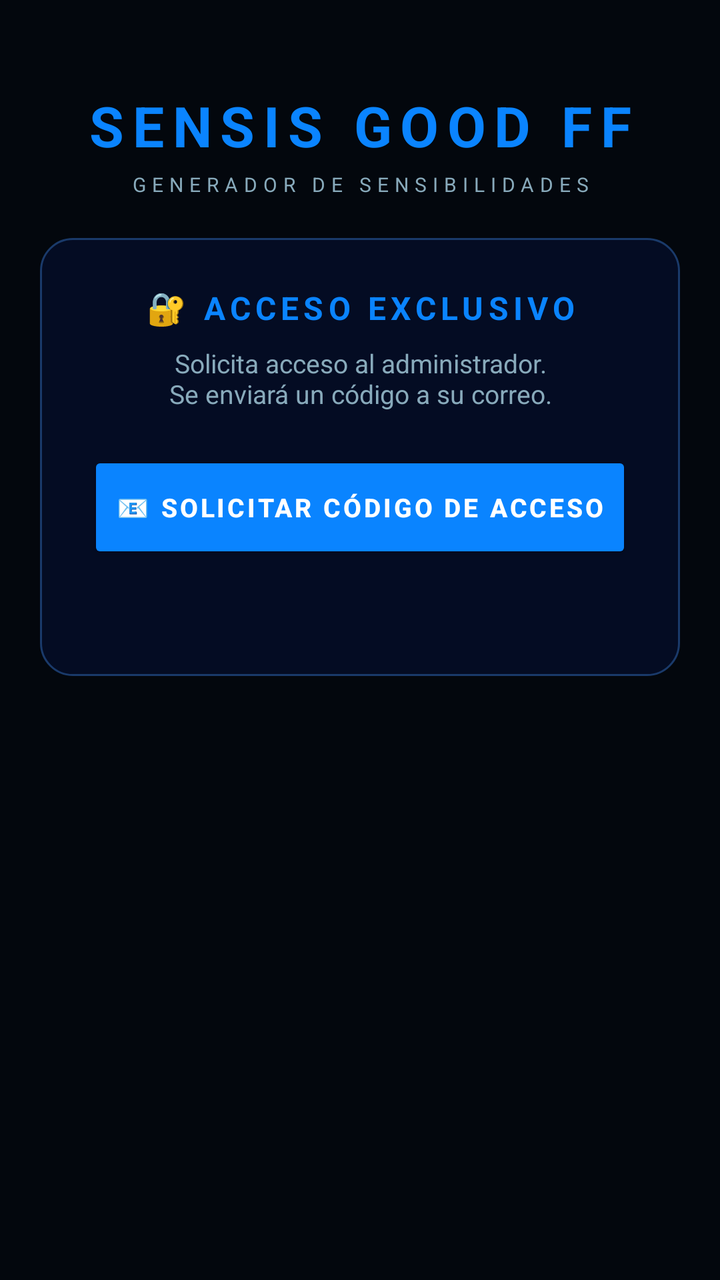
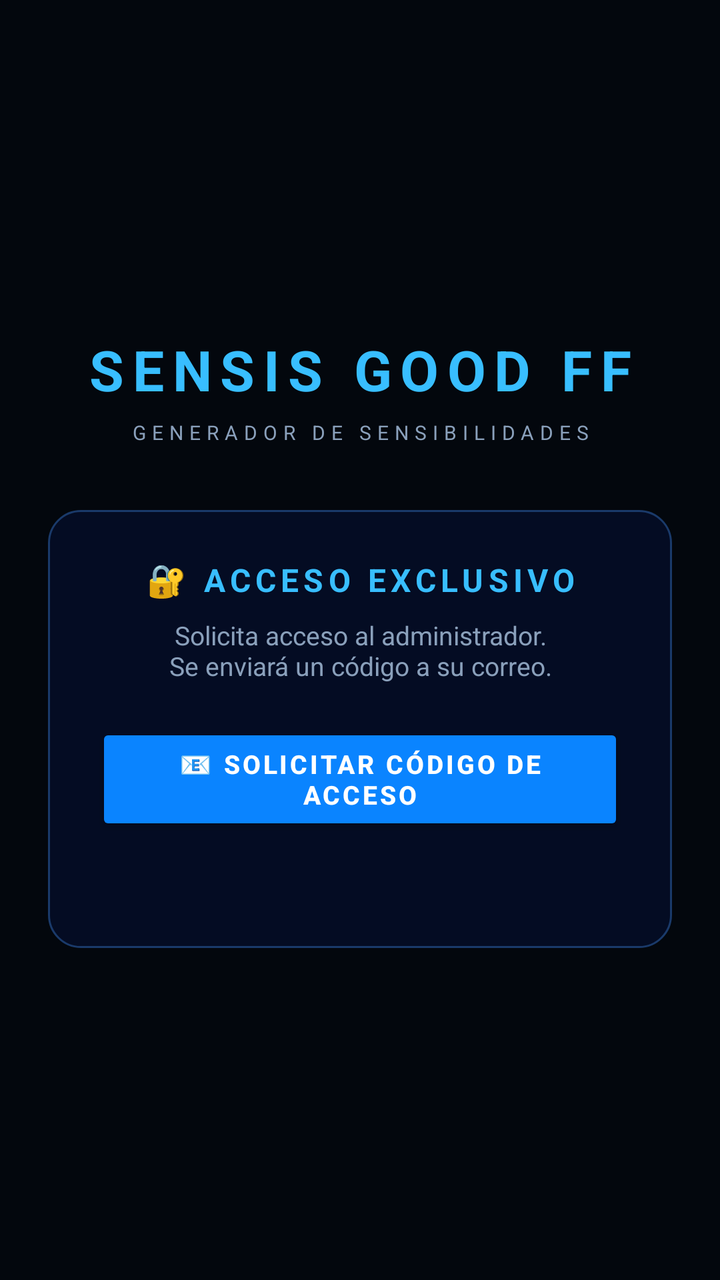

Before-and-after screenshots of an Android layout around one commit, followed by the original layout XML and the change that was made.
<!-- AndroidManifest.xml: application theme Theme.SensisGoodFF -->
<!-- res/layout/activity_main.xml -->
<?xml version="1.0" encoding="utf-8"?>
<ScrollView xmlns:android="http://schemas.android.com/apk/res/android"
    xmlns:app="http://schemas.android.com/apk/res-auto"
    android:layout_width="match_parent"
    android:layout_height="match_parent"
    android:background="@color/bg_dark"
    android:fillViewport="true">

    <LinearLayout
        android:layout_width="match_parent"
        android:layout_height="wrap_content"
        android:orientation="vertical"
        android:padding="20dp">

        
        <TextView
            android:layout_width="match_parent"
            android:layout_height="wrap_content"
            android:text="SENSIS GOOD FF"
            android:textSize="28sp"
            android:textStyle="bold"
            android:gravity="center"
            android:textColor="@color/accent_blue"
            android:paddingTop="24dp"
            android:paddingBottom="4dp"
            android:letterSpacing="0.15"/>
        <TextView
            android:layout_width="match_parent"
            android:layout_height="wrap_content"
            android:text="GENERADOR DE SENSIBILIDADES"
            android:textSize="10sp"
            android:gravity="center"
            android:textColor="@color/text_soft"
            android:letterSpacing="0.3"
            android:paddingBottom="20dp"/>

        
        
        
        <LinearLayout
            android:id="@+id/screenLogin"
            android:layout_width="match_parent"
            android:layout_height="wrap_content"
            android:orientation="vertical"
            android:background="@drawable/card_bg"
            android:padding="24dp"
            android:layout_marginBottom="16dp">

            <TextView
                android:layout_width="match_parent"
                android:layout_height="wrap_content"
                android:text="🔐 ACCESO EXCLUSIVO"
                android:textSize="16sp"
                android:textStyle="bold"
                android:gravity="center"
                android:textColor="@color/accent_blue"
                android:letterSpacing="0.15"
                android:paddingBottom="8dp"/>

            <TextView
                android:layout_width="match_parent"
                android:layout_height="wrap_content"
                android:text="Solicita acceso al administrador.\nSe enviará un código a su correo."
                android:textSize="13sp"
                android:gravity="center"
                android:textColor="@color/text_soft"
                android:paddingBottom="20dp"/>

            <Button
                android:id="@+id/btnSendOtp"
                android:layout_width="match_parent"
                android:layout_height="56dp"
                android:text="📧 SOLICITAR CÓDIGO DE ACCESO"
                android:textSize="13sp"
                android:textStyle="bold"
                android:textColor="@color/white"
                android:backgroundTint="@color/accent_blue"
                android:letterSpacing="0.1"/>

            <ProgressBar
                android:id="@+id/progressOtp"
                android:layout_width="wrap_content"
                android:layout_height="wrap_content"
                android:layout_gravity="center"
                android:visibility="gone"
                android:layout_marginTop="8dp"/>

            <TextView
                android:id="@+id/tvOtpStatus"
                android:layout_width="match_parent"
                android:layout_height="wrap_content"
                android:textSize="12sp"
                android:gravity="center"
                android:textColor="@color/text_soft"
                android:padding="8dp"/>

            
            <LinearLayout
                android:id="@+id/layoutOtpInput"
                android:layout_width="match_parent"
                android:layout_height="wrap_content"
                android:orientation="vertical"
                android:visibility="gone">

                <TextView
                    android:layout_width="match_parent"
                    android:layout_height="wrap_content"
                    android:text="CÓDIGO DE 6 DÍGITOS"
                    android:textSize="10sp"
                    android:textColor="@color/text_soft"
                    android:letterSpacing="0.3"
                    android:paddingBottom="6dp"/>

                <EditText
                    android:id="@+id/etOtpCode"
                    android:layout_width="match_parent"
                    android:layout_height="52dp"
                    android:hint="000000"
                    android:inputType="number"
                    android:maxLength="6"
                    android:textSize="22sp"
                    android:textStyle="bold"
                    android:gravity="center"
                    android:textColor="@color/text_main"
                    android:backgroundTint="@color/accent_blue"
                    android:textColorHint="@color/text_soft"/>

                <Button
                    android:id="@+id/btnVerifyOtp"
                    android:layout_width="match_parent"
                    android:layout_height="52dp"
                    android:text="✅ VERIFICAR CÓDIGO"
                    android:textStyle="bold"
                    android:textColor="@color/white"
                    android:backgroundTint="@color/green_ok"
                    android:layout_marginTop="10dp"/>
            </LinearLayout>
        </LinearLayout>

        
        
        
        <LinearLayout
            android:id="@+id/screenGenerator"
            android:layout_width="match_parent"
            android:layout_height="wrap_content"
            android:orientation="vertical"
            android:visibility="gone">

            
            <LinearLayout
                android:layout_width="match_parent"
                android:layout_height="wrap_content"
                android:orientation="vertical"
                android:background="@drawable/card_bg"
                android:padding="20dp"
                android:layout_marginBottom="12dp">

                <TextView
                    android:layout_width="match_parent"
                    android:layout_height="wrap_content"
                    android:text="MARCA DEL DISPOSITIVO"
                    android:textSize="10sp"
                    android:textColor="@color/text_soft"
                    android:letterSpacing="0.3"
                    android:paddingBottom="8dp"/>

                <Spinner
                    android:id="@+id/spinnerMarca"
                    android:layout_width="match_parent"
                    android:layout_height="52dp"
                    android:backgroundTint="@color/accent_blue"/>

                <TextView
                    android:layout_width="match_parent"
                    android:layout_height="wrap_content"
                    android:text="MODELO"
                    android:textSize="10sp"
                    android:textColor="@color/text_soft"
                    android:letterSpacing="0.3"
                    android:paddingTop="16dp"
                    android:paddingBottom="8dp"/>

                <EditText
                    android:id="@+id/etModelo"
                    android:layout_width="match_parent"
                    android:layout_height="52dp"
                    android:hint="Ej: A54, Redmi Note 12..."
                    android:textSize="15sp"
                    android:textColor="@color/text_main"
                    android:textColorHint="@color/text_soft"
                    android:backgroundTint="@color/accent_blue"/>

                
                <LinearLayout
                    android:layout_width="match_parent"
                    android:layout_height="wrap_content"
                    android:orientation="horizontal"
                    android:paddingTop="14dp"
                    android:gravity="center_vertical">

                    <Switch
                        android:id="@+id/switchDpi"
                        android:layout_width="wrap_content"
                        android:layout_height="wrap_content"
                        android:thumbTint="@color/accent_blue"
                        android:trackTint="@color/text_soft"/>

                    <TextView
                        android:layout_width="0dp"
                        android:layout_height="wrap_content"
                        android:layout_weight="1"
                        android:text="  INCLUIR DPI"
                        android:textSize="12sp"
                        android:textStyle="bold"
                        android:textColor="@color/text_soft"
                        android:letterSpacing="0.2"/>
                </LinearLayout>

                <TextView
                    android:id="@+id/tvError"
                    android:layout_width="match_parent"
                    android:layout_height="wrap_content"
                    android:textSize="12sp"
                    android:textColor="#FF5566"
                    android:gravity="center"
                    android:paddingTop="8dp"
                    android:visibility="gone"/>

                <Button
                    android:id="@+id/btnGenerar"
                    android:layout_width="match_parent"
                    android:layout_height="56dp"
                    android:text="⚡ GENERAR SENSIBILIDADES"
                    android:textSize="14sp"
                    android:textStyle="bold"
                    android:textColor="@color/white"
                    android:backgroundTint="@color/accent_blue"
                    android:layout_marginTop="14dp"
                    android:letterSpacing="0.1"/>
            </LinearLayout>

            
            <LinearLayout
                android:id="@+id/cardResultado"
                android:layout_width="match_parent"
                android:layout_height="wrap_content"
                android:orientation="vertical"
                android:background="@drawable/card_result_bg"
                android:padding="20dp"
                android:layout_marginBottom="12dp"
                android:visibility="gone">

                <TextView
                    android:id="@+id/tvResultado"
                    android:layout_width="match_parent"
                    android:layout_height="wrap_content"
                    android:fontFamily="monospace"
                    android:textSize="13sp"
                    android:textColor="@color/text_main"
                    android:lineSpacingMultiplier="1.4"/>

                <Button
                    android:id="@+id/btnCopiar"
                    android:layout_width="match_parent"
                    android:layout_height="48dp"
                    android:text="📋 COPIAR"
                    android:textStyle="bold"
                    android:textColor="@color/white"
                    android:backgroundTint="@color/green_ok"
                    android:layout_marginTop="12dp"/>
            </LinearLayout>

            
            <Button
                android:id="@+id/btnLogout"
                android:layout_width="match_parent"
                android:layout_height="44dp"
                android:text="Cerrar sesión"
                android:textSize="12sp"
                android:textColor="@color/text_soft"
                android:backgroundTint="@color/bg_dark"
                android:layout_marginBottom="20dp"/>

        </LinearLayout>

        
        
        
        <LinearLayout
            android:id="@+id/screenTamper"
            android:layout_width="match_parent"
            android:layout_height="wrap_content"
            android:orientation="vertical"
            android:gravity="center"
            android:visibility="gone"
            android:padding="32dp">

            <TextView
                android:layout_width="match_parent"
                android:layout_height="wrap_content"
                android:text="⛔"
                android:textSize="64sp"
                android:gravity="center"
                android:paddingBottom="16dp"/>

            <TextView
                android:layout_width="match_parent"
                android:layout_height="wrap_content"
                android:text="APLICACIÓN MODIFICADA"
                android:textSize="18sp"
                android:textStyle="bold"
                android:gravity="center"
                android:textColor="#FF5566"
                android:paddingBottom="12dp"/>

            <TextView
                android:layout_width="match_parent"
                android:layout_height="wrap_content"
                android:text="Esta versión de la app ha sido alterada\ny no puede ejecutarse."
                android:textSize="14sp"
                android:gravity="center"
                android:textColor="@color/text_soft"/>
        </LinearLayout>

    </LinearLayout>
</ScrollView>
<!-- resources referenced by this layout -->
<resources>
  <color name="accent_blue">#0A84FF</color>
  <color name="bg_dark">#03070D</color>
  <color name="green_ok">#00C853</color>
  <color name="text_main">#E4F2FF</color>
  <color name="text_soft">#88AABB</color>
  <color name="white">#FFFFFF</color>
  <!-- drawable card_bg (drawable) -->
  <?xml version="1.0" encoding="utf-8"?>
  <shape xmlns:android="http://schemas.android.com/apk/res/android">
      <solid android:color="#040C23"/>
      <corners android:radius="16dp"/>
      <stroke android:width="1dp" android:color="#1A3A6A"/>
  </shape>
  <!-- drawable card_result_bg (drawable) -->
  <?xml version="1.0" encoding="utf-8"?>
  <shape xmlns:android="http://schemas.android.com/apk/res/android">
      <solid android:color="#060F22"/>
      <corners android:radius="16dp"/>
      <stroke android:width="1dp" android:color="#0A84FF"/>
  </shape>
  <style name="Theme.SensisGoodFF" parent="Theme.MaterialComponents.DayNight.NoActionBar">
          <item name="colorPrimary">@color/accent_blue</item>
          <item name="colorPrimaryVariant">@color/accent_light</item>
          <item name="colorOnPrimary">@color/white</item>
          <item name="android:windowBackground">@color/bg_dark</item>
          <item name="android:statusBarColor">@color/bg_dark</item>
          <item name="android:navigationBarColor">@color/bg_dark</item>
      </style>
  <color name="accent_light">#38BEFF</color>
</resources>

<!-- the commit's change to res/layout/activity_main.xml (unified diff, before → after) -->
@@ -1,18 +1,19 @@
 <?xml version="1.0" encoding="utf-8"?>
-<ScrollView xmlns:android="http://schemas.android.com/apk/res/android"
-    xmlns:app="http://schemas.android.com/apk/res-auto"
+<FrameLayout xmlns:android="http://schemas.android.com/apk/res/android"
     android:layout_width="match_parent"
     android:layout_height="match_parent"
-    android:background="@color/bg_dark"
-    android:fillViewport="true">
+    android:background="#03070D">
 
+    
     <LinearLayout
+        android:id="@+id/screenLogin"
         android:layout_width="match_parent"
-        android:layout_height="wrap_content"
+        android:layout_height="match_parent"
         android:orientation="vertical"
-        android:padding="20dp">
+        android:gravity="center"
+        android:padding="24dp"
+        android:background="#03070D">
 
-        
         <TextView
             android:layout_width="match_parent"
             android:layout_height="wrap_content"
@@ -20,31 +21,26 @@
             android:textSize="28sp"
             android:textStyle="bold"
             android:gravity="center"
-            android:textColor="@color/accent_blue"
-            android:paddingTop="24dp"
-            android:paddingBottom="4dp"
-            android:letterSpacing="0.15"/>
+            android:textColor="#38BEFF"
+            android:letterSpacing="0.15"
+            android:paddingBottom="6dp"/>
+
         <TextView
             android:layout_width="match_parent"
             android:layout_height="wrap_content"
             android:text="GENERADOR DE SENSIBILIDADES"
             android:textSize="10sp"
             android:gravity="center"
-            android:textColor="@color/text_soft"
+            android:textColor="#8AA0BB"
             android:letterSpacing="0.3"
-            android:paddingBottom="20dp"/>
+            android:paddingBottom="32dp"/>
 
-        
-        
-        
         <LinearLayout
-            android:id="@+id/screenLogin"
             android:layout_width="match_parent"
             android:layout_height="wrap_content"
             android:orientation="vertical"
             android:background="@drawable/card_bg"
-            android:padding="24dp"
-            android:layout_marginBottom="16dp">
+            android:padding="24dp">
 
             <TextView
                 android:layout_width="match_parent"
@@ -53,7 +49,7 @@
                 android:textSize="16sp"
                 android:textStyle="bold"
                 android:gravity="center"
-                android:textColor="@color/accent_blue"
+                android:textColor="#38BEFF"
                 android:letterSpacing="0.15"
                 android:paddingBottom="8dp"/>
 
@@ -63,7 +59,7 @@
                 android:text="Solicita acceso al administrador.\nSe enviará un código a su correo."
                 android:textSize="13sp"
                 android:gravity="center"
-                android:textColor="@color/text_soft"
+                android:textColor="#8AA0BB"
                 android:paddingBottom="20dp"/>
 
             <Button
@@ -73,8 +69,8 @@
                 android:text="📧 SOLICITAR CÓDIGO DE ACCESO"
                 android:textSize="13sp"
                 android:textStyle="bold"
-                android:textColor="@color/white"
-                android:backgroundTint="@color/accent_blue"
+                android:textColor="#FFFFFF"
+                android:backgroundTint="#0A84FF"
                 android:letterSpacing="0.1"/>
 
             <ProgressBar
@@ -91,25 +87,15 @@
                 android:layout_height="wrap_content"
                 android:textSize="12sp"
                 android:gravity="center"
-                android:textColor="@color/text_soft"
+                android:textColor="#8AA0BB"
                 android:padding="8dp"/>
 
-            
             <LinearLayout
                 android:id="@+id/layoutOtpInput"
                 android:layout_width="match_parent"
                 android:layout_height="wrap_content"
                 android:orientation="vertical"
                 android:visibility="gone">
-
-                <TextView
-                    android:layout_width="match_parent"
-                    android:layout_height="wrap_content"
-                    android:text="CÓDIGO DE 6 DÍGITOS"
-                    android:textSize="10sp"
-                    android:textColor="@color/text_soft"
-                    android:letterSpacing="0.3"
-                    android:paddingBottom="6dp"/>
 
                 <EditText
                     android:id="@+id/etOtpCode"
@@ -121,9 +107,8 @@
                     android:textSize="22sp"
                     android:textStyle="bold"
                     android:gravity="center"
-                    android:textColor="@color/text_main"
-                    android:backgroundTint="@color/accent_blue"
-                    android:textColorHint="@color/text_soft"/>
+                    android:textColor="#E4F2FF"
+                    android:textColorHint="#8AA0BB"/>
 
                 <Button
                     android:id="@+id/btnVerifyOtp"
@@ -131,197 +116,18 @@
                     android:layout_height="52dp"
                     android:text="✅ VERIFICAR CÓDIGO"
                     android:textStyle="bold"
-                    android:textColor="@color/white"
-                    android:backgroundTint="@color/green_ok"
+                    android:textColor="#FFFFFF"
+                    android:backgroundTint="#00C853"
                     android:layout_marginTop="10dp"/>
             </LinearLayout>
         </LinearLayout>
+    </LinearLayout>
 
-        
-        
-        
-        <LinearLayout
-            android:id="@+id/screenGenerator"
-            android:layout_width="match_parent"
-            android:layout_height="wrap_content"
-            android:orientation="vertical"
-            android:visibility="gone">
+    
+    <WebView
+        android:id="@+id/webViewGenerator"
+        android:layout_width="match_parent"
+        android:layout_height="match_parent"
+        android:visibility="gone"/>
 
-            
-            <LinearLayout
-                android:layout_width="match_parent"
-                android:layout_height="wrap_content"
-                android:orientation="vertical"
-                android:background="@drawable/card_bg"
-                android:padding="20dp"
-                android:layout_marginBottom="12dp">
-
-                <TextView
-                    android:layout_width="match_parent"
-                    android:layout_height="wrap_content"
-                    android:text="MARCA DEL DISPOSITIVO"
-                    android:textSize="10sp"
-                    android:textColor="@color/text_soft"
-                    android:letterSpacing="0.3"
-                    android:paddingBottom="8dp"/>
-
-                <Spinner
-                    android:id="@+id/spinnerMarca"
-                    android:layout_width="match_parent"
-                    android:layout_height="52dp"
-                    android:backgroundTint="@color/accent_blue"/>
-
-                <TextView
-                    android:layout_width="match_parent"
-                    android:layout_height="wrap_content"
-                    android:text="MODELO"
-                    android:textSize="10sp"
-                    android:textColor="@color/text_soft"
-                    android:letterSpacing="0.3"
-                    android:paddingTop="16dp"
-                    android:paddingBottom="8dp"/>
-
-                <EditText
-                    android:id="@+id/etModelo"
-                    android:layout_width="match_parent"
-                    android:layout_height="52dp"
-                    android:hint="Ej: A54, Redmi Note 12..."
-                    android:textSize="15sp"
-                    android:textColor="@color/text_main"
-                    android:textColorHint="@color/text_soft"
-                    android:backgroundTint="@color/accent_blue"/>
-
-                
-                <LinearLayout
-                    android:layout_width="match_parent"
-                    android:layout_height="wrap_content"
-                    android:orientation="horizontal"
-                    android:paddingTop="14dp"
-                    android:gravity="center_vertical">
-
-                    <Switch
-                        android:id="@+id/switchDpi"
-                        android:layout_width="wrap_content"
-                        android:layout_height="wrap_content"
-                        android:thumbTint="@color/accent_blue"
-                        android:trackTint="@color/text_soft"/>
-
-                    <TextView
-                        android:layout_width="0dp"
-                        android:layout_height="wrap_content"
-                        android:layout_weight="1"
-                        android:text="  INCLUIR DPI"
-                        android:textSize="12sp"
-                        android:textStyle="bold"
-                        android:textColor="@color/text_soft"
-                        android:letterSpacing="0.2"/>
-                </LinearLayout>
-
-                <TextView
-                    android:id="@+id/tvError"
-                    android:layout_width="match_parent"
-                    android:layout_height="wrap_content"
-                    android:textSize="12sp"
-                    android:textColor="#FF5566"
-                    android:gravity="center"
-                    android:paddingTop="8dp"
-                    android:visibility="gone"/>
-
-                <Button
-                    android:id="@+id/btnGenerar"
-                    android:layout_width="match_parent"
-                    android:layout_height="56dp"
-                    android:text="⚡ GENERAR SENSIBILIDADES"
-                    android:textSize="14sp"
-                    android:textStyle="bold"
-                    android:textColor="@color/white"
-                    android:backgroundTint="@color/accent_blue"
-                    android:layout_marginTop="14dp"
-                    android:letterSpacing="0.1"/>
-            </LinearLayout>
-
-            
-            <LinearLayout
-                android:id="@+id/cardResultado"
-                android:layout_width="match_parent"
-                android:layout_height="wrap_content"
-                android:orientation="vertical"
-                android:background="@drawable/card_result_bg"
-                android:padding="20dp"
-                android:layout_marginBottom="12dp"
-                android:visibility="gone">
-
-                <TextView
-                    android:id="@+id/tvResultado"
-                    android:layout_width="match_parent"
-                    android:layout_height="wrap_content"
-                    android:fontFamily="monospace"
-                    android:textSize="13sp"
-                    android:textColor="@color/text_main"
-                    android:lineSpacingMultiplier="1.4"/>
-
-                <Button
-                    android:id="@+id/btnCopiar"
-                    android:layout_width="match_parent"
-                    android:layout_height="48dp"
-                    android:text="📋 COPIAR"
-                    android:textStyle="bold"
-                    android:textColor="@color/white"
-                    android:backgroundTint="@color/green_ok"
-                    android:layout_marginTop="12dp"/>
-            </LinearLayout>
-
-            
-            <Button
-                android:id="@+id/btnLogout"
-                android:layout_width="match_parent"
-                android:layout_height="44dp"
-                android:text="Cerrar sesión"
-                android:textSize="12sp"
-                android:textColor="@color/text_soft"
-                android:backgroundTint="@color/bg_dark"
-                android:layout_marginBottom="20dp"/>
-
-        </LinearLayout>
-
-        
-        
-        
-        <LinearLayout
-            android:id="@+id/screenTamper"
-            android:layout_width="match_parent"
-            android:layout_height="wrap_content"
-            android:orientation="vertical"
-            android:gravity="center"
-            android:visibility="gone"
-            android:padding="32dp">
-
-            <TextView
-                android:layout_width="match_parent"
-                android:layout_height="wrap_content"
-                android:text="⛔"
-                android:textSize="64sp"
-                android:gravity="center"
-                android:paddingBottom="16dp"/>
-
-            <TextView
-                android:layout_width="match_parent"
-                android:layout_height="wrap_content"
-                android:text="APLICACIÓN MODIFICADA"
-                android:textSize="18sp"
-                android:textStyle="bold"
-                android:gravity="center"
-                android:textColor="#FF5566"
-                android:paddingBottom="12dp"/>
-
-            <TextView
-                android:layout_width="match_parent"
-                android:layout_height="wrap_content"
-                android:text="Esta versión de la app ha sido alterada\ny no puede ejecutarse."
-                android:textSize="14sp"
-                android:gravity="center"
-                android:textColor="@color/text_soft"/>
-        </LinearLayout>
-
-    </LinearLayout>
-</ScrollView>
+</FrameLayout>
<!-- resource entries referenced after the edit -->
@@ -1,24 +1,11 @@
 <!-- resources referenced by this layout -->
 <resources>
-  <color name="accent_blue">#0A84FF</color>
-  <color name="bg_dark">#03070D</color>
-  <color name="green_ok">#00C853</color>
-  <color name="text_main">#E4F2FF</color>
-  <color name="text_soft">#88AABB</color>
-  <color name="white">#FFFFFF</color>
   <!-- drawable card_bg (drawable) -->
   <?xml version="1.0" encoding="utf-8"?>
   <shape xmlns:android="http://schemas.android.com/apk/res/android">
       <solid android:color="#040C23"/>
       <corners android:radius="16dp"/>
       <stroke android:width="1dp" android:color="#1A3A6A"/>
-  </shape>
-  <!-- drawable card_result_bg (drawable) -->
-  <?xml version="1.0" encoding="utf-8"?>
-  <shape xmlns:android="http://schemas.android.com/apk/res/android">
-      <solid android:color="#060F22"/>
-      <corners android:radius="16dp"/>
-      <stroke android:width="1dp" android:color="#0A84FF"/>
   </shape>
   <style name="Theme.SensisGoodFF" parent="Theme.MaterialComponents.DayNight.NoActionBar">
           <item name="colorPrimary">@color/accent_blue</item>
@@ -28,6 +15,9 @@
           <item name="android:statusBarColor">@color/bg_dark</item>
           <item name="android:navigationBarColor">@color/bg_dark</item>
       </style>
+  <color name="accent_blue">#0A84FF</color>
   <color name="accent_light">#38BEFF</color>
+  <color name="white">#FFFFFF</color>
+  <color name="bg_dark">#03070D</color>
 </resources>
 
